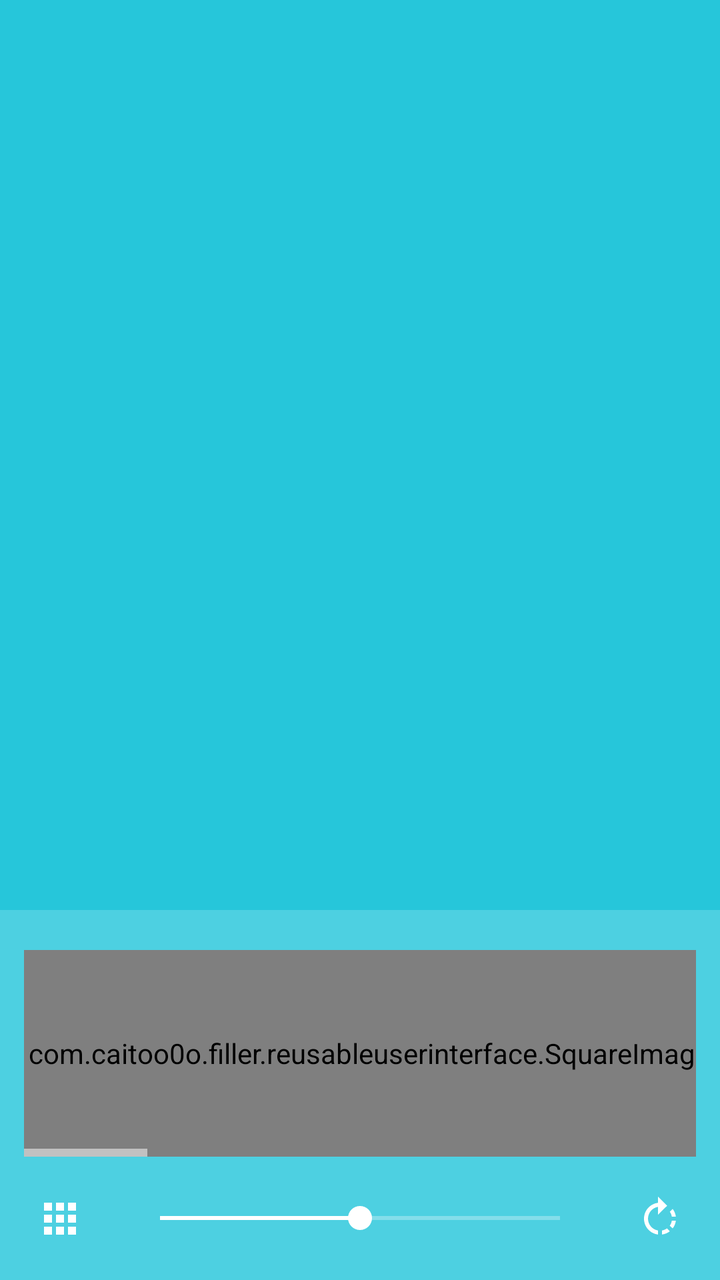
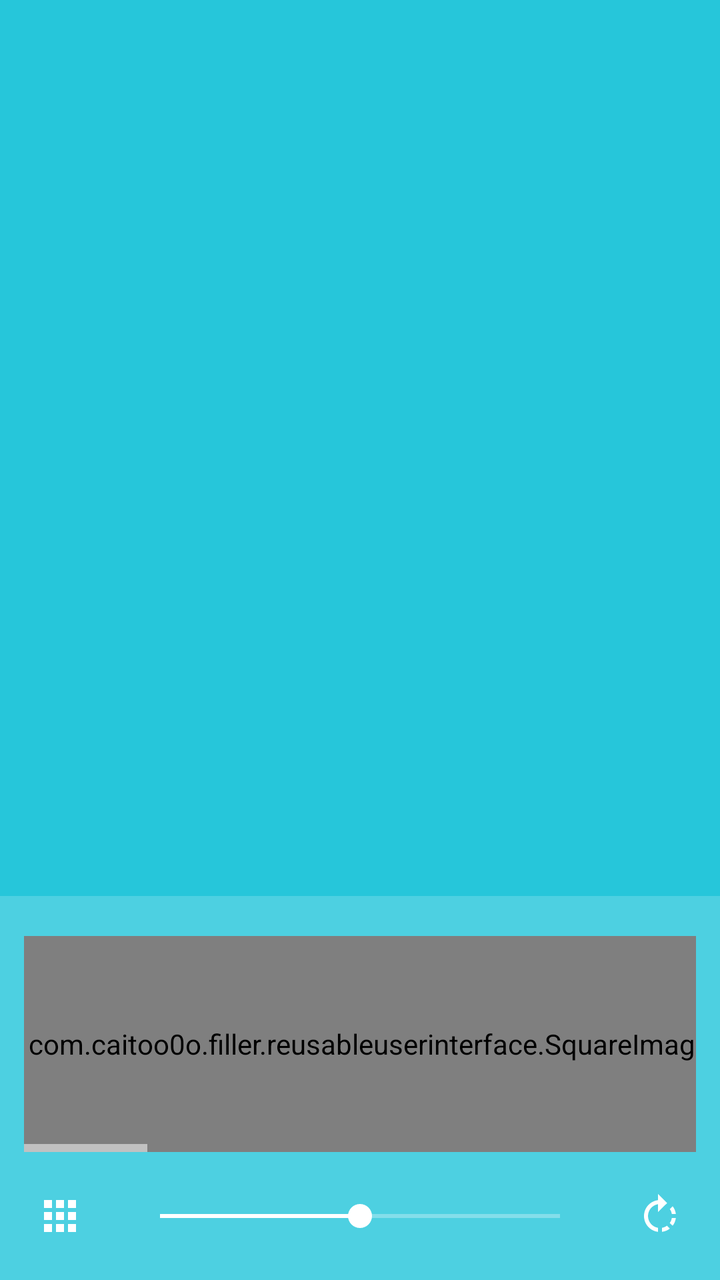

Screens rendered from an Android XML layout before and after an edit, with the pre-edit source and the edit as a unified diff.
<!-- AndroidManifest.xml: application theme AppTheme -->
<!-- res/layout/activity_pic_edit.xml -->
<?xml version="1.0" encoding="utf-8"?>
<LinearLayout xmlns:android="http://schemas.android.com/apk/res/android"
    xmlns:tools="http://schemas.android.com/tools"
    android:id="@+id/outer_layout"
    android:layout_width="match_parent"
    android:layout_height="match_parent"
    android:orientation="vertical"
    tools:context="com.caitoo0o.filler.activities.loggedinactivities.PicEditActivity" >

    <RelativeLayout
        android:id="@+id/imageAreaLayout"
        android:layout_width="match_parent"
        android:layout_height="0dp"
        android:layout_weight="7"
        android:layout_marginLeft="@dimen/activity_vertical_margin"
        android:layout_marginRight="@dimen/activity_vertical_margin"
        android:layout_marginTop="@dimen/activity_horizontal_margin"
        android:layout_marginBottom="@dimen/activity_horizontal_margin"
        android:orientation="vertical">

        <ImageView
            android:layout_width="match_parent"
            android:layout_height="match_parent"
            android:id="@+id/theImage"
            android:layout_centerInParent="true" />

        <ProgressBar
            style="?android:attr/progressBarStyleLarge"
            android:layout_width="wrap_content"
            android:layout_height="wrap_content"
            android:id="@+id/progress_bar"
            android:layout_centerVertical="true"
            android:layout_centerHorizontal="true"
            android:indeterminate="true"
            android:visibility="gone"/>
    </RelativeLayout>

    <LinearLayout
        android:layout_width="match_parent"
        android:layout_height="0dp"
        android:layout_weight="3"
        android:layout_alignParentBottom="true"
        android:background="@color/colorPrimary"
        android:orientation="vertical"
        android:id="@+id/effect_ctrl_layout"
        android:visibility="visible">

        <HorizontalScrollView
            android:layout_width="wrap_content"
            android:layout_height="0dp"
            android:layout_weight="2"
            android:layout_gravity="center"
            android:paddingRight="@dimen/activity_horizontal_margin"
            android:paddingLeft="@dimen/activity_horizontal_margin" >

            <LinearLayout
                android:id="@+id/icon_linear_layout"
                android:layout_width="wrap_content"
                android:layout_height="match_parent"
                android:orientation="horizontal">

                <com.caitoo0o.filler.reusableuserinterface.SquareImageButton
                    android:id="@+id/random_bleed_button"
                    android:layout_width="wrap_content"
                    android:layout_height="match_parent"
                    android:background="@drawable/effect_button"
                    android:layout_marginTop="@dimen/activity_vertical_margin"
                    android:layout_marginRight="@dimen/small_margin"
                    android:padding="@dimen/image_button_border"
                    android:scaleType="centerCrop"
                    android:clickable="false" />

                <com.caitoo0o.filler.reusableuserinterface.SquareImageButton
                    android:id="@+id/threshold_button"
                    android:layout_width="wrap_content"
                    android:layout_height="match_parent"
                    android:background="@drawable/effect_button"
                    android:layout_marginTop="@dimen/activity_vertical_margin"
                    android:layout_marginRight="@dimen/small_margin"
                    android:padding="@dimen/image_button_border"
                    android:scaleType="centerCrop"
                    android:clickable="false" />

                <com.caitoo0o.filler.reusableuserinterface.SquareImageButton
                    android:id="@+id/random_line_button"
                    android:layout_width="wrap_content"
                    android:layout_height="match_parent"
                    android:background="@drawable/effect_button"
                    android:layout_marginTop="@dimen/activity_vertical_margin"
                    android:layout_marginRight="@dimen/small_margin"
                    android:padding="@dimen/image_button_border"
                    android:scaleType="centerCrop"
                    android:clickable="false" />

                <com.caitoo0o.filler.reusableuserinterface.SquareImageButton
                    android:id="@+id/random_flood_button"
                    android:layout_width="wrap_content"
                    android:layout_height="match_parent"
                    android:background="@drawable/effect_button"
                    android:layout_marginTop="@dimen/activity_vertical_margin"
                    android:layout_marginRight="@dimen/small_margin"
                    android:padding="@dimen/image_button_border"
                    android:scaleType="centerCrop"
                    android:clickable="false" />

                <com.caitoo0o.filler.reusableuserinterface.SquareImageButton
                    android:id="@+id/invert_button"
                    android:layout_width="wrap_content"
                    android:layout_height="match_parent"
                    android:background="@drawable/effect_button"
                    android:layout_marginTop="@dimen/activity_vertical_margin"
                    android:padding="@dimen/image_button_border"
                    android:scaleType="centerCrop"
                    android:clickable="false" />

        </LinearLayout>
        </HorizontalScrollView>


        <LinearLayout
            android:layout_width="match_parent"
            android:layout_height="0dp"
            android:layout_weight="1">

            <ImageButton
                android:id="@+id/choose_palette"
                android:layout_width="0dp"
                android:layout_height="match_parent"
                android:layout_weight="2"
                android:background="@drawable/my_menu_bar_button"
                android:onClick="onChoosePalette"
                android:src="@drawable/ic_chooser_24dp"
                android:clickable="false" />

            <SeekBar
                android:id="@+id/effect_ctrl_seekbar"
                android:layout_width="0dp"
                android:layout_height="match_parent"
                android:layout_weight="8"
                android:padding="@dimen/activity_vertical_margin"
                android:layout_alignParentBottom="true"
                android:progress="50" />

            <ImageButton
                android:id="@+id/rotate_right"
                android:layout_width="0dp"
                android:layout_height="match_parent"
                android:layout_weight="2"
                android:background="@drawable/my_menu_bar_button"
                android:onClick="onRotateRight"
                android:src="@drawable/ic_rotate_right_24dp"
                android:clickable="false" />

        </LinearLayout>
    </LinearLayout>
</LinearLayout>
<!-- resources referenced by this layout -->
<resources>
  <color name="colorPrimary">#ff4DD0E1</color>
  <dimen name="activity_horizontal_margin">12dp</dimen>
  <dimen name="activity_vertical_margin">20dp</dimen>
  <dimen name="image_button_border">2dp</dimen>
  <dimen name="small_margin">4dp</dimen>
  <!-- drawable effect_button (drawable) -->
  <layer-list xmlns:android="http://schemas.android.com/apk/res/android" >
      <item>
          <shape android:shape="rectangle" >
              <stroke
                  android:width="@dimen/image_button_border"
                  android:color="@color/colorAccent" />
  
              <solid android:color="#00FFFFFF" />
          </shape>
      </item>
  </layer-list>
  <!-- drawable ic_chooser_24dp (drawable) -->
  <vector xmlns:android="http://schemas.android.com/apk/res/android"
          android:width="24dp"
          android:height="24dp"
          android:viewportWidth="24.0"
          android:viewportHeight="24.0">
      
      <path
          android:fillColor="#FFFFFFFF"
          android:pathData="M4,8h4L8,4L4,4v4zM10,20h4v-4h-4v4zM4,20h4v-4L4,16v4zM4,14h4v-4L4,10v4zM10,14h4v-4h-4v4zM16,4v4h4L20,4h-4zM10,8h4L14,4h-4v4zM16,14h4v-4h-4v4zM16,20h4v-4h-4v4z"/>
  </vector>
  <!-- drawable ic_rotate_right_24dp (drawable) -->
  <vector xmlns:android="http://schemas.android.com/apk/res/android"
          android:width="24dp"
          android:height="24dp"
          android:viewportWidth="24.0"
          android:viewportHeight="24.0">
      
      <path
          android:fillColor="#FFFFFFFF"
          android:pathData="M15.55,5.55L11,1v3.07C7.06,4.56 4,7.92 4,12s3.05,7.44 7,7.93v-2.02c-2.84,-0.48 -5,-2.94 -5,-5.91s2.16,-5.43 5,-5.91V10l4.55,-4.45zM19.93,11c-0.17,-1.39 -0.72,-2.73 -1.62,-3.89l-1.42,1.42c0.54,0.75 0.88,1.6 1.02,2.47h2.02zM13,17.9v2.02c1.39,-0.17 2.74,-0.71 3.9,-1.61l-1.44,-1.44c-0.75,0.54 -1.59,0.89 -2.46,1.03zm3.89,-2.42l1.42,1.41c0.9,-1.16 1.45,-2.5 1.62,-3.89h-2.02c-0.14,0.87 -0.48,1.72 -1.02,2.48z"/>
  </vector>
  <style name="AppTheme" parent="Theme.AppCompat">
          
          <item name="colorPrimary">@color/colorPrimary</item>
          <item name="colorPrimaryDark">@color/colorPrimaryDark</item> 
          <item name="colorAccent">@color/colorAccent</item> 
          <item name="android:colorBackground">@color/colorPrimaryDark</item> 
          <item name="android:windowBackground">@color/colorPrimaryDark</item> 
          <item name="android:itemBackground">@color/colorPrimary</item> 
  
          <item name="android:textColorPrimary">@color/colorAccent</item> 
          
          <item name="android:textColorSecondary">@color/colorAccent</item> 
          
          
          
          
          
          
          
          <item name="android:textColorHighlight">@color/colorPrimary</item>
          <item name="android:textColorLink">@color/colorHighlight</item>
      </style>
  <color name="colorAccent">#ffffffff</color>
  <color name="colorHighlight">#ff84FFFF</color>
  <dimen name="button_radius">8dp</dimen>
  <color name="colorPrimaryDark">#ff26C6DA</color>
  <!-- unchanged entries left out for length: 1 -->
</resources>

<!-- the commit's change to res/layout/activity_pic_edit.xml (unified diff, before → after) -->
@@ -12,10 +12,6 @@
         android:layout_width="match_parent"
         android:layout_height="0dp"
         android:layout_weight="7"
-        android:layout_marginLeft="@dimen/activity_vertical_margin"
-        android:layout_marginRight="@dimen/activity_vertical_margin"
-        android:layout_marginTop="@dimen/activity_horizontal_margin"
-        android:layout_marginBottom="@dimen/activity_horizontal_margin"
         android:orientation="vertical">
 
         <ImageView
